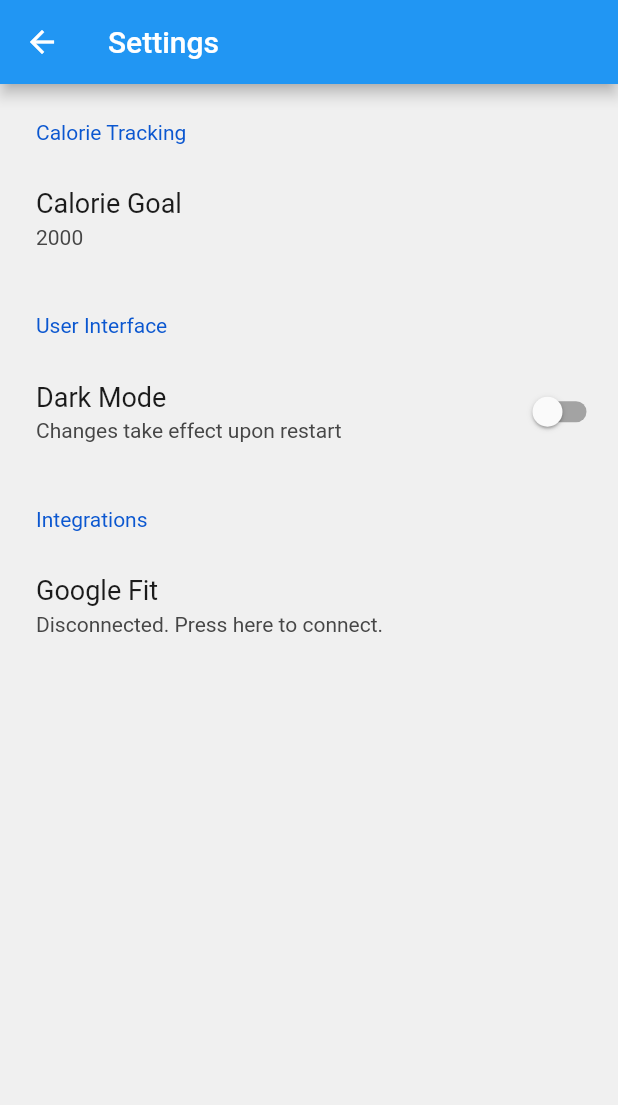
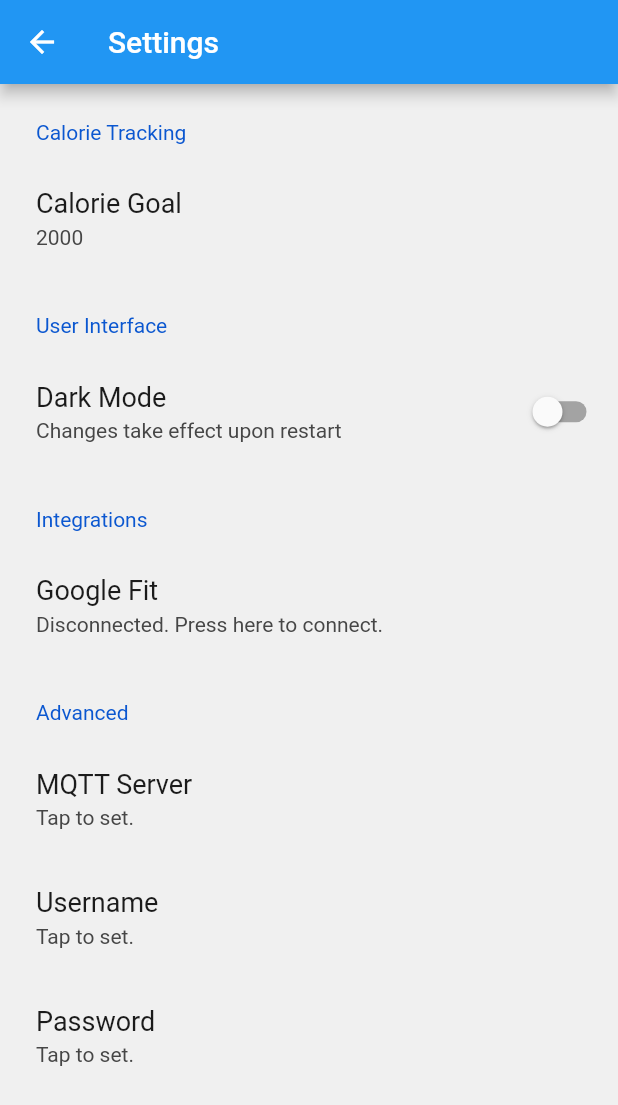
Before and after one commit to watkins-matt/csuf-fitness-mobile, a Flutter app: the screen it shows after launch, in the side drawer, after a tap on "Settings", on a phone screen of 412 x 824 dp. Shown: the top 1105 px of the screen. Run offline on Flutter 3.47's test engine with Material 2 defaults, Android fonts, the phone set to English and light mode, and no system bars; drawn by our look-alikes of settings_ui; our stand-ins replace expansion_tile_card, flutter_spinkit, recase, shared_preferences, sqflite; missing offline and left inert: calendar_strip, fit_kit, flutter_rounded_progress_bar, openfoodfacts, qrscan; accounts and stored records are empty.

```diff
--- a/lib/database/storage_provider.dart
+++ b/lib/database/storage_provider.dart
@@ -1,16 +1,16 @@
 import '../food_log_item.dart';
 import 'food_database.dart';
 
-abstract class StorageProvider {
-  void delete(FoodLogItem item);
-  void write(FoodLogItem item);
-  void writeAll(List<FoodLogItem> items);
-  Future<List<FoodLogItem>> read(DateTime date);
+abstract class StorageProvider<T> {
+  void delete(T item);
+  void write(T item);
+  void writeAll(List<T> items);
+  Future<List<T>> read(DateTime date);
 
-  static StorageProvider get instance => DatabaseStorageProvider();
+  static StorageProvider get instance => FoodLogStorageProvider();
 }
 
-class DatabaseStorageProvider extends StorageProvider {
+class FoodLogStorageProvider extends StorageProvider<FoodLogItem> {
   @override
   void delete(FoodLogItem item) async {
     FoodDatabase.instance.deleteByTimestamp(item.time);
--- a/lib/pages/settings_page.dart
+++ b/lib/pages/settings_page.dart
@@ -98,7 +98,21 @@ class _SettingPageState extends State<SettingsPage> {
               onTap: _onGoogleFitConnectTap,
             )
           ],
-        )
+        ),
+        SettingsSection(title: "Advanced", tiles: [
+          SettingsTile(
+            title: "MQTT Server",
+            subtitle: "Tap to set.",
+          ),
+          SettingsTile(
+            title: "Username",
+            subtitle: "Tap to set.",
+          ),
+          SettingsTile(
+            title: "Password",
+            subtitle: "Tap to set.",
+          )
+        ])
       ],
     );
   }
```
